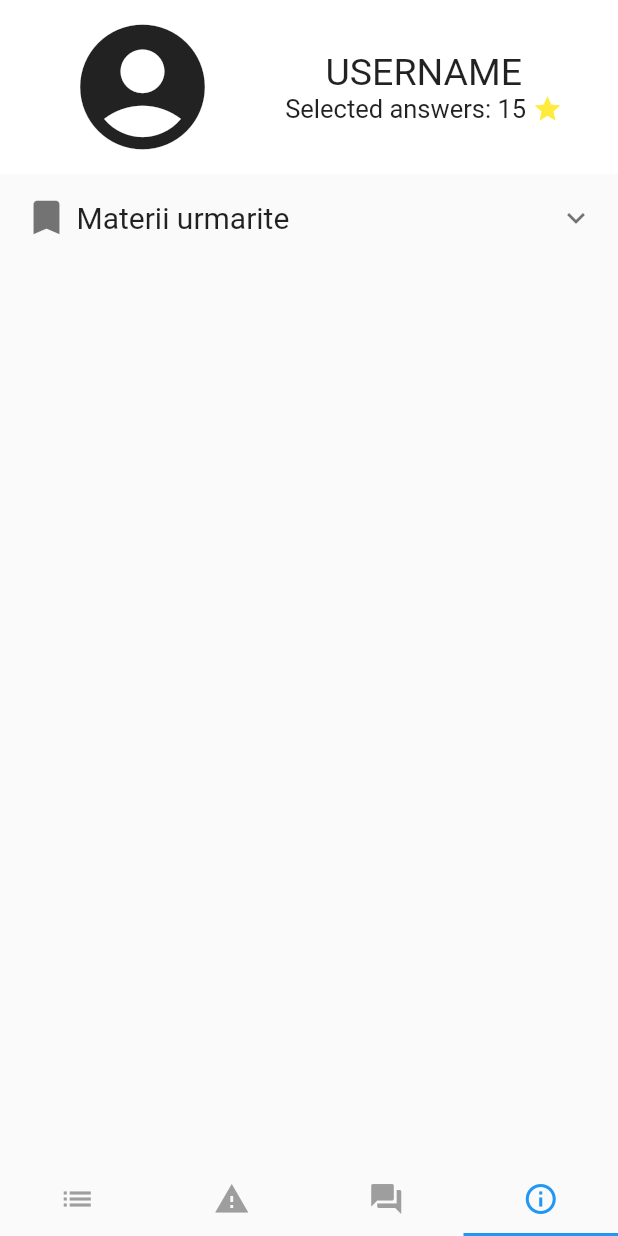
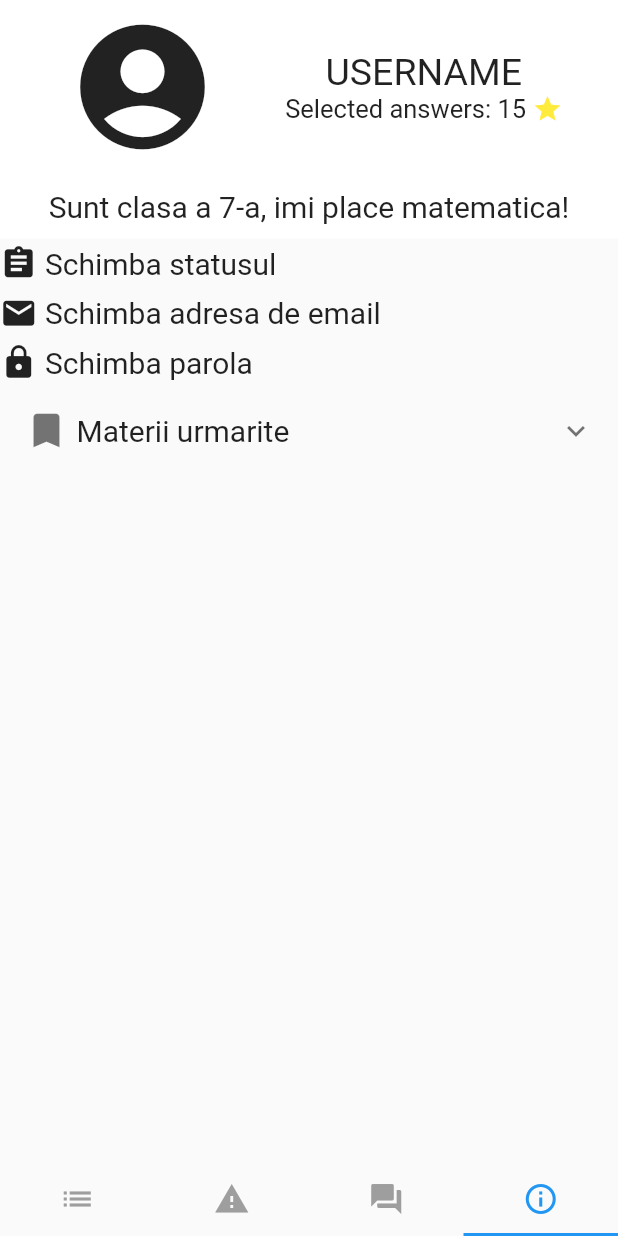
Before and after one commit to alexpavelm/SmartHackProiect, a Flutter app: the screen it shows after launch, item 4 of the bottom bar chosen, on a phone screen of 412 x 824 dp. Run offline on Flutter 3.47's test engine with Material 2 defaults, Android fonts, the phone set to English and light mode, and no system bars; our stand-ins replace cloud_firestore, flutter_html, font_awesome_flutter; accounts and stored records are empty.

Commit message:
Merge branch 'master' of https://github.com/alexpavelm/SmartHackProiect
# Conflicts:
#	lib/TestWidget.dart

```diff
--- a/lib/MoreView/MoreWidget.dart
+++ b/lib/MoreView/MoreWidget.dart
@@ -22,7 +22,10 @@ class _MoreWidgetState extends State<MoreWidget> {
       children: <Widget>[
         Container(
           color: Colors.white,
-          child: Row(
+          child: Column(
+            mainAxisAlignment: MainAxisAlignment.spaceEvenly,
+            children: <Widget>[
+              Row(
                 mainAxisAlignment: MainAxisAlignment.spaceEvenly,
                 children: <Widget>[
                   Padding(
@@ -45,6 +48,65 @@ class _MoreWidgetState extends State<MoreWidget> {
                       ],
                     ),
                   )
+                ],
+              ),
+              Padding(
+                padding: const EdgeInsets.all(10.0),
+                child: Row(
+                  mainAxisAlignment: MainAxisAlignment.center,
+                  children: <Widget>[
+                    Text("Sunt clasa a 7-a, imi place matematica!", style: TextStyle(fontSize: 20))
+                  ],
+                ),
+              )
+            ],
+          )
+        ),
+        InkWell(
+
+          onTap: () {
+
+          },
+          child: Row(
+            mainAxisAlignment: MainAxisAlignment.start,
+            children: <Widget>[
+              Icon(Icons.assignment, size: 25),
+              Padding(
+                padding: const EdgeInsets.all(5.0),
+                child: Text('Schimba statusul', style: TextStyle(fontSize: 20)),
+              ),
+            ],
+          ),
+        ),
+        InkWell(
+
+          onTap: () {
+
+          },
+          child: Row(
+            mainAxisAlignment: MainAxisAlignment.start,
+            children: <Widget>[
+              Icon(Icons.mail, size: 25),
+              Padding(
+                padding: const EdgeInsets.all(5.0),
+                child: Text('Schimba adresa de email', style: TextStyle(fontSize: 20)),
+              ),
+            ],
+          ),
+        ),
+        InkWell(
+
+          onTap: () {
+
+          },
+          child: Row(
+            mainAxisAlignment: MainAxisAlignment.start,
+            children: <Widget>[
+              Icon(Icons.lock, size: 25),
+              Padding(
+                padding: const EdgeInsets.all(5.0),
+                child: Text('Schimba parola', style: TextStyle(fontSize: 20)),
+              ),
             ],
           ),
         ),
@@ -77,7 +139,15 @@ class _MoreWidgetState extends State<MoreWidget> {
         title: Row(
           mainAxisAlignment: MainAxisAlignment.spaceBetween,
           children: <Widget>[
+            Row(
+              children: <Widget>[
+                Padding(
+                  padding: const EdgeInsets.all(5.0),
+                  child: data.icon,
+                ),
                 Text(data.title, style: TextStyle(fontSize: 20)),
+              ],
+            ),
             InkWell(
               onTap: () {
                 setState(() {
```
Lines whose indentation alone changed are shown as unchanged.
